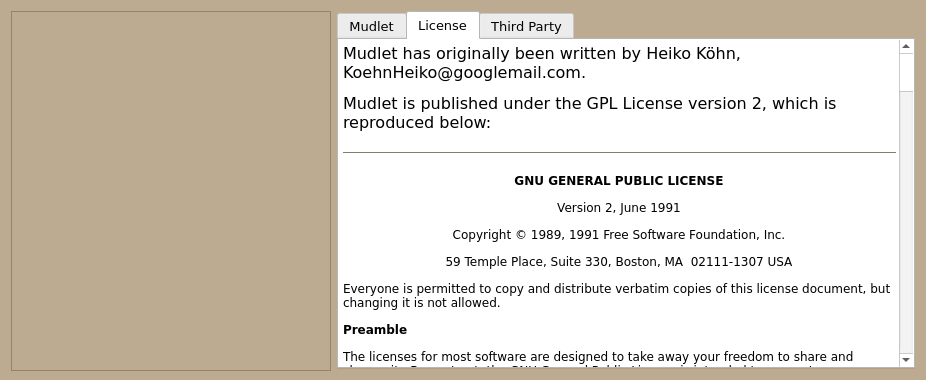
Mudlet/Mudlet, file src/ui/about_dialog.ui: the form before one commit.
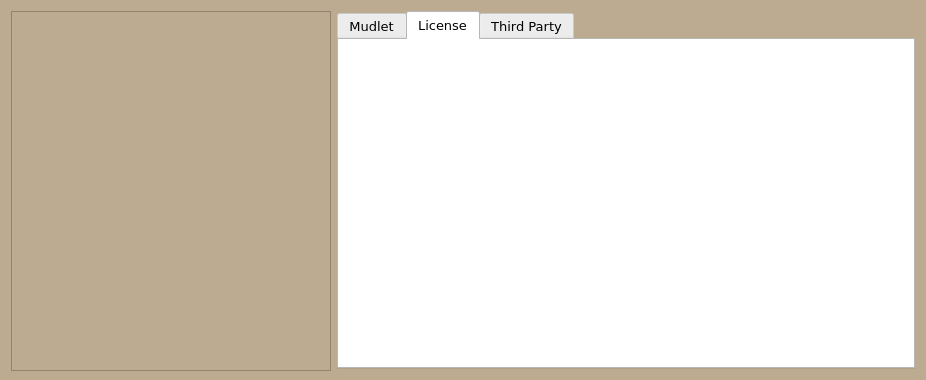
The form after the commit. The open tabs and pages were chosen to show the change. Icons and pictures are not drawn.

Commit message: Revise: add (non-Mono) Ubuntu fonts, inclusion control & better licence display

What changed in the file:
```diff
--- a/src/ui/about_dialog.ui
+++ b/src/ui/about_dialog.ui
@@ -819,95 +819,6 @@
          <property name="readOnly">
           <bool>true</bool>
          </property>
-         <property name="html">
-          <string>&lt;!DOCTYPE HTML PUBLIC &quot;-//W3C//DTD HTML 4.0//EN&quot; &quot;http://www.w3.org/TR/REC-html40/strict.dtd&quot;&gt;
-&lt;html&gt;&lt;head&gt;&lt;meta name=&quot;qrichtext&quot; content=&quot;1&quot; /&gt;&lt;style type=&quot;text/css&quot;&gt;
-p, li { white-space: pre-wrap; }
-&lt;/style&gt;&lt;/head&gt;&lt;body style=&quot; font-family:'DejaVu Sans'; font-size:10pt; font-weight:400; font-style:normal;&quot;&gt;
-&lt;table border=&quot;0&quot; style=&quot;-qt-table-type: root; margin-top:4px; margin-bottom:4px; margin-left:4px; margin-right:4px;&quot;&gt;
-&lt;tr&gt;
-&lt;td style=&quot;border: none;&quot;&gt;
-&lt;p style=&quot; margin-top:12px; margin-bottom:12px; margin-left:0px; margin-right:0px; -qt-block-indent:0; text-indent:0px;&quot;&gt;&lt;span style=&quot; font-family:'Sans Serif'; font-size:12pt; color:#000000;&quot;&gt;Mudlet has originally been written by Heiko Köhn, KoehnHeiko@googlemail.com.&lt;/span&gt;&lt;/p&gt;
-&lt;p style=&quot; margin-top:12px; margin-bottom:12px; margin-left:0px; margin-right:0px; -qt-block-indent:0; text-indent:0px;&quot;&gt;&lt;span style=&quot; font-family:'Sans Serif'; font-size:12pt; color:#000000;&quot;&gt;Mudlet is published under the GPL License version 2, which is reproduced below:&lt;/span&gt;&lt;/p&gt;
-&lt;hr /&gt;
-&lt;p align=&quot;center&quot; style=&quot; margin-top:12px; margin-bottom:12px; margin-left:0px; margin-right:0px; -qt-block-indent:0; text-indent:0px;&quot;&gt;&lt;span style=&quot; font-family:'Sans Serif'; font-size:9pt; font-weight:600; color:#000000;&quot;&gt;GNU GENERAL PUBLIC LICENSE&lt;/span&gt;&lt;/p&gt;
-&lt;p align=&quot;center&quot; style=&quot; margin-top:12px; margin-bottom:12px; margin-left:0px; margin-right:0px; -qt-block-indent:0; text-indent:0px;&quot;&gt;&lt;span style=&quot; font-family:'Sans Serif'; font-size:9pt; color:#000000;&quot;&gt;Version 2, June 1991&lt;/span&gt;&lt;/p&gt;
-&lt;p align=&quot;center&quot; style=&quot; margin-top:12px; margin-bottom:12px; margin-left:0px; margin-right:0px; -qt-block-indent:0; text-indent:0px;&quot;&gt;&lt;span style=&quot; font-family:'Sans Serif'; font-size:9pt; color:#000000;&quot;&gt;Copyright © 1989, 1991 Free Software Foundation, Inc.&lt;/span&gt;&lt;/p&gt;
-&lt;p align=&quot;center&quot; style=&quot; margin-top:12px; margin-bottom:12px; margin-left:0px; margin-right:0px; -qt-block-indent:0; text-indent:0px;&quot;&gt;&lt;span style=&quot; font-family:'Sans Serif'; font-size:9pt; color:#000000;&quot;&gt;59 Temple Place, Suite 330, Boston, MA  02111-1307 USA&lt;/span&gt;&lt;/p&gt;
-&lt;p style=&quot; margin-top:12px; margin-bottom:12px; margin-left:0px; margin-right:0px; -qt-block-indent:0; text-indent:0px;&quot;&gt;&lt;span style=&quot; font-family:'Sans Serif'; font-size:9pt; color:#000000;&quot;&gt;Everyone is permitted to copy and distribute verbatim copies of this license document, but changing it is not allowed.&lt;/span&gt;&lt;/p&gt;
-&lt;p style=&quot; margin-top:12px; margin-bottom:12px; margin-left:0px; margin-right:0px; -qt-block-indent:0; text-indent:0px;&quot;&gt;&lt;span style=&quot; font-family:'Sans Serif'; font-size:9pt; font-weight:600; color:#000000;&quot;&gt;Preamble&lt;/span&gt;&lt;/p&gt;
-&lt;p style=&quot; margin-top:12px; margin-bottom:12px; margin-left:0px; margin-right:0px; -qt-block-indent:0; text-indent:0px;&quot;&gt;&lt;span style=&quot; font-family:'Sans Serif'; font-size:9pt; color:#000000;&quot;&gt;The licenses for most software are designed to take away your freedom to share and change it.  By contrast, the GNU General Public License is intended to guarantee your freedom to share and change free software--to make sure the software is free for all its users.  This General Public License applies to most of the Free Software Foundation's software and to any other program whose authors commit to using it.  (Some other Free Software Foundation software is covered by the GNU Library General Public License instead.)  You can apply it to your programs, too.&lt;/span&gt;&lt;/p&gt;
-&lt;p style=&quot; margin-top:12px; margin-bottom:12px; margin-left:0px; margin-right:0px; -qt-block-indent:0; text-indent:0px;&quot;&gt;&lt;span style=&quot; font-family:'Sans Serif'; font-size:9pt; color:#000000;&quot;&gt;When we speak of free software, we are referring to freedom, not price.  Our General Public Licenses are designed to make sure that you have the freedom to distribute copies of free software (and charge for this service if you wish), that you receive source code or can get it if you want it, that you can change the software or use pieces of it in new free programs; and that you know you can do these things.&lt;/span&gt;&lt;/p&gt;
-&lt;p style=&quot; margin-top:12px; margin-bottom:12px; margin-left:0px; margin-right:0px; -qt-block-indent:0; text-indent:0px;&quot;&gt;&lt;span style=&quot; font-family:'Sans Serif'; font-size:9pt; color:#000000;&quot;&gt;To protect your rights, we need to make restrictions that forbid anyone to deny you these rights or to ask you to surrender the rights. These restrictions translate to certain responsibilities for you if you distribute copies of the software, or if you modify it.&lt;/span&gt;&lt;/p&gt;
-&lt;p style=&quot; margin-top:12px; margin-bottom:12px; margin-left:0px; margin-right:0px; -qt-block-indent:0; text-indent:0px;&quot;&gt;&lt;span style=&quot; font-family:'Sans Serif'; font-size:9pt; color:#000000;&quot;&gt;For example, if you distribute copies of such a program, whether gratis or for a fee, you must give the recipients all the rights that you have.  You must make sure that they, too, receive or can get the source code.  And you must show them these terms so they know their rights.&lt;/span&gt;&lt;/p&gt;
-&lt;p style=&quot; margin-top:12px; margin-bottom:12px; margin-left:0px; margin-right:0px; -qt-block-indent:0; text-indent:0px;&quot;&gt;&lt;span style=&quot; font-family:'Sans Serif'; font-size:9pt; color:#000000;&quot;&gt;We protect your rights with two steps: (1) copyright the software, and (2) offer you this license which gives you legal permission to copy, distribute and/or modify the software.&lt;/span&gt;&lt;/p&gt;
-&lt;p style=&quot; margin-top:12px; margin-bottom:12px; margin-left:0px; margin-right:0px; -qt-block-indent:0; text-indent:0px;&quot;&gt;&lt;span style=&quot; font-family:'Sans Serif'; font-size:9pt; color:#000000;&quot;&gt;Also, for each author's protection and ours, we want to make certain that everyone understands that there is no warranty for this free software.  If the software is modified by someone else and passed on, we want its recipients to know that what they have is not the original, so that any problems introduced by others will not reflect on the original authors' reputations.&lt;/span&gt;&lt;/p&gt;
-&lt;p style=&quot; margin-top:12px; margin-bottom:12px; margin-left:0px; margin-right:0px; -qt-block-indent:0; text-indent:0px;&quot;&gt;&lt;span style=&quot; font-family:'Sans Serif'; font-size:9pt; color:#000000;&quot;&gt;Finally, any free program is threatened constantly by software patents.  We wish to avoid the danger that redistributors of a free program will individually obtain patent licenses, in effect making the program proprietary.  To prevent this, we have made it clear that any patent must be licensed for everyone's free use or not licensed at all.&lt;/span&gt;&lt;/p&gt;
-&lt;p style=&quot; margin-top:12px; margin-bottom:12px; margin-left:0px; margin-right:0px; -qt-block-indent:0; text-indent:0px;&quot;&gt;&lt;span style=&quot; font-family:'Sans Serif'; font-size:9pt; color:#000000;&quot;&gt;The precise terms and conditions for copying, distribution and modification follow.&lt;/span&gt;&lt;/p&gt;
-&lt;p align=&quot;center&quot; style=&quot; margin-top:12px; margin-bottom:12px; margin-left:0px; margin-right:0px; -qt-block-indent:0; text-indent:0px;&quot;&gt;&lt;span style=&quot; font-family:'Sans Serif'; font-size:9pt; font-weight:600; color:#000000;&quot;&gt;GNU GENERAL PUBLIC LICENSE&lt;/span&gt;&lt;/p&gt;
-&lt;p align=&quot;center&quot; style=&quot; margin-top:12px; margin-bottom:12px; margin-left:0px; margin-right:0px; -qt-block-indent:0; text-indent:0px;&quot;&gt;&lt;span style=&quot; font-family:'Sans Serif'; font-size:9pt; font-weight:600; color:#000000;&quot;&gt;TERMS AND CONDITIONS FOR COPYING, DISTRIBUTION AND MODIFICATION&lt;/span&gt;&lt;/p&gt;
-&lt;p style=&quot; margin-top:12px; margin-bottom:12px; margin-left:0px; margin-right:0px; -qt-block-indent:0; text-indent:0px;&quot;&gt;&lt;span style=&quot; font-family:'Sans Serif'; font-size:9pt; color:#000000;&quot;&gt;0. This License applies to any program or other work which contains a notice placed by the copyright holder saying it may be distributed under the terms of this General Public License.  The &amp;quot;Program&amp;quot;, below, refers to any such program or work, and a &amp;quot;work based on the Program&amp;quot; means either the Program or any derivative work under copyright law: that is to say, a work containing the Program or a portion of it, either verbatim or with modifications and/or translated into another language.  (Hereinafter, translation is included without limitation in the term &amp;quot;modification&amp;quot;.)  Each licensee is addressed as &amp;quot;you&amp;quot;.&lt;/span&gt;&lt;/p&gt;
-&lt;p style=&quot; margin-top:12px; margin-bottom:12px; margin-left:0px; margin-right:0px; -qt-block-indent:0; text-indent:0px;&quot;&gt;&lt;span style=&quot; font-family:'Sans Serif'; font-size:9pt; color:#000000;&quot;&gt;Activities other than copying, distribution and modification are not covered by this License; they are outside its scope.  The act of running the Program is not restricted, and the output from the Program is covered only if its contents constitute a work based on the Program (independent of having been made by running the Program). Whether that is true depends on what the Program does.&lt;/span&gt;&lt;/p&gt;
-&lt;p style=&quot; margin-top:12px; margin-bottom:12px; margin-left:0px; margin-right:0px; -qt-block-indent:0; text-indent:0px;&quot;&gt;&lt;span style=&quot; font-family:'Sans Serif'; font-size:9pt; color:#000000;&quot;&gt;1. You may copy and distribute verbatim copies of the Program's source code as you receive it, in any medium, provided that you conspicuously and appropriately publish on each copy an appropriate copyright notice and disclaimer of warranty; keep intact all the notices that refer to this License and to the absence of any warranty; and give any other recipients of the Program a copy of this License along with the Program.&lt;/span&gt;&lt;/p&gt;
-&lt;p style=&quot; margin-top:12px; margin-bottom:12px; margin-left:0px; margin-right:0px; -qt-block-indent:0; text-indent:0px;&quot;&gt;&lt;span style=&quot; font-family:'Sans Serif'; font-size:9pt; color:#000000;&quot;&gt;You may charge a fee for the physical act of transferring a copy, and you may at your option offer warranty protection in exchange for a fee.&lt;/span&gt;&lt;/p&gt;
-&lt;p style=&quot; margin-top:12px; margin-bottom:12px; margin-left:0px; margin-right:0px; -qt-block-indent:0; text-indent:0px;&quot;&gt;&lt;span style=&quot; font-family:'Sans Serif'; font-size:9pt; color:#000000;&quot;&gt;2. You may modify your copy or copies of the Program or any portion of it, thus forming a work based on the Program, and copy and distribute such modifications or work under the terms of Section 1 above, provided that you also meet all of these conditions:&lt;/span&gt;&lt;/p&gt;
-&lt;p style=&quot; margin-top:12px; margin-bottom:12px; margin-left:0px; margin-right:0px; -qt-block-indent:1; text-indent:0px;&quot;&gt;&lt;span style=&quot; font-family:'Sans Serif'; font-size:9pt; color:#000000;&quot;&gt;a) You must cause the modified files to carry prominent notices stating that you changed the files and the date of any change.&lt;/span&gt;&lt;/p&gt;
-&lt;p style=&quot; margin-top:12px; margin-bottom:12px; margin-left:0px; margin-right:0px; -qt-block-indent:1; text-indent:0px;&quot;&gt;&lt;span style=&quot; font-family:'Sans Serif'; font-size:9pt; color:#000000;&quot;&gt;b) You must cause any work that you distribute or publish, that in whole or in part contains or is derived from the Program or any part thereof, to be licensed as a whole at no charge to all third parties under the terms of this License.&lt;/span&gt;&lt;/p&gt;
-&lt;p style=&quot; margin-top:12px; margin-bottom:12px; margin-left:0px; margin-right:0px; -qt-block-indent:1; text-indent:0px;&quot;&gt;&lt;span style=&quot; font-family:'Sans Serif'; font-size:9pt; color:#000000;&quot;&gt;c) If the modified program normally reads commands interactively when run, you must cause it, when started running for such interactive use in the most ordinary way, to print or display an announcement including an appropriate copyright notice and a notice that there is no warranty (or else, saying that you provide a warranty) and that users may redistribute the program under these conditions, and telling the user how to view a copy of this License.  (Exception: if the Program itself is interactive but does not normally print such an announcement, your work based on the Program is not required to print an announcement.)&lt;/span&gt;&lt;/p&gt;
-&lt;p style=&quot; margin-top:12px; margin-bottom:12px; margin-left:0px; margin-right:0px; -qt-block-indent:0; text-indent:0px;&quot;&gt;&lt;span style=&quot; font-family:'Sans Serif'; font-size:9pt; color:#000000;&quot;&gt;These requirements apply to the modified work as a whole.  If identifiable sections of that work are not derived from the Program, and can be reasonably considered independent and separate works in themselves, then this License, and its terms, do not apply to those sections when you distribute them as separate works.  But when you distribute the same sections as part of a whole which is a work based on the Program, the distribution of the whole must be on the terms of this License, whose permissions for other licensees extend to the entire whole, and thus to each and every part regardless of who wrote it.&lt;/span&gt;&lt;/p&gt;
-&lt;p style=&quot; margin-top:12px; margin-bottom:12px; margin-left:0px; margin-right:0px; -qt-block-indent:0; text-indent:0px;&quot;&gt;&lt;span style=&quot; font-family:'Sans Serif'; font-size:9pt; color:#000000;&quot;&gt;Thus, it is not the intent of this section to claim rights or contest your rights to work written entirely by you; rather, the intent is to exercise the right to control the distribution of derivative or collective works based on the Program.&lt;/span&gt;&lt;/p&gt;
-&lt;p style=&quot; margin-top:12px; margin-bottom:12px; margin-left:0px; margin-right:0px; -qt-block-indent:0; text-indent:0px;&quot;&gt;&lt;span style=&quot; font-family:'Sans Serif'; font-size:9pt; color:#000000;&quot;&gt;In addition, mere aggregation of another work not based on the Program with the Program (or with a work based on the Program) on a volume of a storage or distribution medium does not bring the other work under the scope of this License.&lt;/span&gt;&lt;/p&gt;
-&lt;p style=&quot; margin-top:12px; margin-bottom:12px; margin-left:0px; margin-right:0px; -qt-block-indent:0; text-indent:0px;&quot;&gt;&lt;span style=&quot; font-family:'Sans Serif'; font-size:9pt; color:#000000;&quot;&gt;3. You may copy and distribute the Program (or a work based on it, under Section 2) in object code or executable form under the terms of Sections 1 and 2 above provided that you also do one of the following:&lt;/span&gt;&lt;/p&gt;
-&lt;p style=&quot; margin-top:12px; margin-bottom:12px; margin-left:0px; margin-right:0px; -qt-block-indent:1; text-indent:0px;&quot;&gt;&lt;span style=&quot; font-family:'Sans Serif'; font-size:9pt; color:#000000;&quot;&gt;a) Accompany it with the complete corresponding machine-readable source code, which must be distributed under the terms of Sections 1 and 2 above on a medium customarily used for software interchange; or,&lt;/span&gt;&lt;/p&gt;
-&lt;p style=&quot; margin-top:12px; margin-bottom:12px; margin-left:0px; margin-right:0px; -qt-block-indent:1; text-indent:0px;&quot;&gt;&lt;span style=&quot; font-family:'Sans Serif'; font-size:9pt; color:#000000;&quot;&gt;b) Accompany it with a written offer, valid for at least three years, to give any third party, for a charge no more than your cost of physically performing source distribution, a complete machine-readable copy of the corresponding source code, to be distributed under the terms of Sections 1 and 2 above on a medium customarily used for software interchange; or,&lt;/span&gt;&lt;/p&gt;
-&lt;p style=&quot; margin-top:12px; margin-bottom:12px; margin-left:0px; margin-right:0px; -qt-block-indent:1; text-indent:0px;&quot;&gt;&lt;span style=&quot; font-family:'Sans Serif'; font-size:9pt; color:#000000;&quot;&gt;c) Accompany it with the information you received as to the offer to distribute corresponding source code.  (This alternative is allowed only for noncommercial distribution and only if you received the program in object code or executable form with such an offer, in accord with Subsection b above.)&lt;/span&gt;&lt;/p&gt;
-&lt;p style=&quot; margin-top:12px; margin-bottom:12px; margin-left:0px; margin-right:0px; -qt-block-indent:0; text-indent:0px;&quot;&gt;&lt;span style=&quot; font-family:'Sans Serif'; font-size:9pt; color:#000000;&quot;&gt;The source code for a work means the preferred form of the work for making modifications to it.  For an executable work, complete source code means all the source code for all modules it contains, plus any associated interface definition files, plus the scripts used to control compilation and installation of the executable.  However, as a special exception, the source code distributed need not include anything that is normally distributed (in either source or binary form) with the major components (compiler, kernel, and so on) of the operating system on which the executable runs, unless that component itself accompanies the executable.&lt;/span&gt;&lt;/p&gt;
-&lt;p style=&quot; margin-top:12px; margin-bottom:12px; margin-left:0px; margin-right:0px; -qt-block-indent:0; text-indent:0px;&quot;&gt;&lt;span style=&quot; font-family:'Sans Serif'; font-size:9pt; color:#000000;&quot;&gt;If distribution of executable or object code is made by offering access to copy from a designated place, then offering equivalent access to copy the source code from the same place counts as distribution of the source code, even though third parties are not compelled to copy the source along with the object code.&lt;/span&gt;&lt;/p&gt;
-&lt;p style=&quot; margin-top:12px; margin-bottom:12px; margin-left:0px; margin-right:0px; -qt-block-indent:0; text-indent:0px;&quot;&gt;&lt;span style=&quot; font-family:'Sans Serif'; font-size:9pt; color:#000000;&quot;&gt;4. You may not copy, modify, sublicense, or distribute the Program except as expressly provided under this License.  Any attempt otherwise to copy, modify, sublicense or distribute the Program is void, and will automatically terminate your rights under this License. However, parties who have received copies, or rights, from you under this License will not have their licenses terminated so long as such parties remain in full compliance.&lt;/span&gt;&lt;/p&gt;
-&lt;p style=&quot; margin-top:12px; margin-bottom:12px; margin-left:0px; margin-right:0px; -qt-block-indent:0; text-indent:0px;&quot;&gt;&lt;span style=&quot; font-family:'Sans Serif'; font-size:9pt; color:#000000;&quot;&gt;5. You are not required to accept this License, since you have not signed it.  However, nothing else grants you permission to modify or distribute the Program or its derivative works.  These actions are prohibited by law if you do not accept this License.  Therefore, by modifying or distributing the Program (or any work based on the Program), you indicate your acceptance of this License to do so, and all its terms and conditions for copying, distributing or modifying the Program or works based on it.&lt;/span&gt;&lt;/p&gt;
-&lt;p style=&quot; margin-top:12px; margin-bottom:12px; margin-left:0px; margin-right:0px; -qt-block-indent:0; text-indent:0px;&quot;&gt;&lt;span style=&quot; font-family:'Sans Serif'; font-size:9pt; color:#000000;&quot;&gt;6. Each time you redistribute the Program (or any work based on the Program), the recipient automatically receives a license from the original licensor to copy, distribute or modify the Program subject to these terms and conditions.  You may not impose any further restrictions on the recipients' exercise of the rights granted herein. You are not responsible for enforcing compliance by third parties to this License.&lt;/span&gt;&lt;/p&gt;
-&lt;p style=&quot; margin-top:12px; margin-bottom:12px; margin-left:0px; margin-right:0px; -qt-block-indent:0; text-indent:0px;&quot;&gt;&lt;span style=&quot; font-family:'Sans Serif'; font-size:9pt; color:#000000;&quot;&gt;7. If, as a consequence of a court judgment or allegation of patent infringement or for any other reason (not limited to patent issues), conditions are imposed on you (whether by court order, agreement or otherwise) that contradict the conditions of this License, they do not excuse you from the conditions of this License.  If you cannot distribute so as to satisfy simultaneously your obligations under this License and any other pertinent obligations, then as a consequence you may not distribute the Program at all.  For example, if a patent license would not permit royalty-free redistribution of the Program by all those who receive copies directly or indirectly through you, then the only way you could satisfy both it and this License would be to refrain entirely from distribution of the Program.&lt;/span&gt;&lt;/p&gt;
-&lt;p style=&quot; margin-top:12px; margin-bottom:12px; margin-left:0px; margin-right:0px; -qt-block-indent:0; text-indent:0px;&quot;&gt;&lt;span style=&quot; font-family:'Sans Serif'; font-size:9pt; color:#000000;&quot;&gt;If any portion of this section is held invalid or unenforceable under any particular circumstance, the balance of the section is intended to apply and the section as a whole is intended to apply in other circumstances.&lt;/span&gt;&lt;/p&gt;
-&lt;p style=&quot; margin-top:12px; margin-bottom:12px; margin-left:0px; margin-right:0px; -qt-block-indent:0; text-indent:0px;&quot;&gt;&lt;span style=&quot; font-family:'Sans Serif'; font-size:9pt; color:#000000;&quot;&gt;It is not the purpose of this section to induce you to infringe any patents or other property right claims or to contest validity of any such claims; this section has the sole purpose of protecting the integrity of the free software distribution system, which is implemented by public license practices.  Many people have made generous contributions to the wide range of software distributed through that system in reliance on consistent application of that system; it is up to the author/donor to decide if he or she is willing to distribute software through any other system and a licensee cannot impose that choice.&lt;/span&gt;&lt;/p&gt;
-&lt;p style=&quot; margin-top:12px; margin-bottom:12px; margin-left:0px; margin-right:0px; -qt-block-indent:0; text-indent:0px;&quot;&gt;&lt;span style=&quot; font-family:'Sans Serif'; font-size:9pt; color:#000000;&quot;&gt;This section is intended to make thoroughly clear what is believed to be a consequence of the rest of this License.&lt;/span&gt;&lt;/p&gt;
-&lt;p style=&quot; margin-top:12px; margin-bottom:12px; margin-left:0px; margin-right:0px; -qt-block-indent:0; text-indent:0px;&quot;&gt;&lt;span style=&quot; font-family:'Sans Serif'; font-size:9pt; color:#000000;&quot;&gt;8. If the distribution and/or use of the Program is restricted in certain countries either by patents or by copyrighted interfaces, the original copyright holder who places the Program under this License may add an explicit geographical distribution limitation excluding those countries, so that distribution is permitted only in or among countries not thus excluded.  In such case, this License incorporates the limitation as if written in the body of this License.&lt;/span&gt;&lt;/p&gt;
-&lt;p style=&quot; margin-top:12px; margin-bottom:12px; margin-left:0px; margin-right:0px; -qt-block-indent:0; text-indent:0px;&quot;&gt;&lt;span style=&quot; font-family:'Sans Serif'; font-size:9pt; color:#000000;&quot;&gt;9. The Free Software Foundation may publish revised and/or new versions of the General Public License from time to time.  Such new versions will be similar in spirit to the present version, but may differ in detail to address new problems or concerns.&lt;/span&gt;&lt;/p&gt;
-&lt;p style=&quot; margin-top:12px; margin-bottom:12px; margin-left:0px; margin-right:0px; -qt-block-indent:0; text-indent:0px;&quot;&gt;&lt;span style=&quot; font-family:'Sans Serif'; font-size:9pt; color:#000000;&quot;&gt;Each version is given a distinguishing version number.  If the Program specifies a version number of this License which applies to it and &amp;quot;any later version&amp;quot;, you have the option of following the terms and conditions either of that version or of any later version published by the Free Software Foundation.  If the Program does not specify a version number of this License, you may choose any version ever published by the Free Software Foundation.&lt;/span&gt;&lt;/p&gt;
-&lt;p style=&quot; margin-top:12px; margin-bottom:12px; margin-left:0px; margin-right:0px; -qt-block-indent:0; text-indent:0px;&quot;&gt;&lt;span style=&quot; font-family:'Sans Serif'; font-size:9pt; color:#000000;&quot;&gt;10. If you wish to incorporate parts of the Program into other free programs whose distribution conditions are different, write to the author to ask for permission.  For software which is copyrighted by the Free Software Foundation, write to the Free Software Foundation; we sometimes make exceptions for this.  Our decision will be guided by the two goals of preserving the free status of all derivatives of our free software and of promoting the sharing and reuse of software generally.&lt;/span&gt;&lt;/p&gt;
-&lt;p align=&quot;center&quot; style=&quot; margin-top:12px; margin-bottom:12px; margin-left:0px; margin-right:0px; -qt-block-indent:0; text-indent:0px;&quot;&gt;&lt;span style=&quot; font-family:'Sans Serif'; font-size:9pt; font-weight:600; color:#000000;&quot;&gt;NO WARRANTY&lt;/span&gt;&lt;/p&gt;
-&lt;p style=&quot; margin-top:12px; margin-bottom:12px; margin-left:0px; margin-right:0px; -qt-block-indent:0; text-indent:0px;&quot;&gt;&lt;span style=&quot; font-family:'Sans Serif'; font-size:9pt; color:#000000;&quot;&gt;11. BECAUSE THE PROGRAM IS LICENSED FREE OF CHARGE, THERE IS NO WARRANTY FOR THE PROGRAM, TO THE EXTENT PERMITTED BY APPLICABLE LAW.  EXCEPT WHEN OTHERWISE STATED IN WRITING THE COPYRIGHT HOLDERS AND/OR OTHER PARTIES PROVIDE THE PROGRAM &amp;quot;AS IS&amp;quot; WITHOUT WARRANTY OF ANY KIND, EITHER EXPRESSED OR IMPLIED, INCLUDING, BUT NOT LIMITED TO, THE IMPLIED WARRANTIES OF MERCHANTABILITY AND FITNESS FOR A PARTICULAR PURPOSE.  THE ENTIRE RISK AS TO THE QUALITY AND PERFORMANCE OF THE PROGRAM IS WITH YOU.  SHOULD THE PROGRAM PROVE DEFECTIVE, YOU ASSUME THE COST OF ALL NECESSARY SERVICING, REPAIR OR CORRECTION.&lt;/span&gt;&lt;/p&gt;
-&lt;p style=&quot; margin-top:12px; margin-bottom:12px; margin-left:0px; margin-right:0px; -qt-block-indent:0; text-indent:0px;&quot;&gt;&lt;span style=&quot; font-family:'Sans Serif'; font-size:9pt; color:#000000;&quot;&gt;12. IN NO EVENT UNLESS REQUIRED BY APPLICABLE LAW OR AGREED TO IN WRITING WILL ANY COPYRIGHT HOLDER, OR ANY OTHER PARTY WHO MAY MODIFY AND/OR REDISTRIBUTE THE PROGRAM AS PERMITTED ABOVE, BE LIABLE TO YOU FOR DAMAGES, INCLUDING ANY GENERAL, SPECIAL, INCIDENTAL OR CONSEQUENTIAL DAMAGES ARISING OUT OF THE USE OR INABILITY TO USE THE PROGRAM (INCLUDING BUT NOT LIMITED TO LOSS OF DATA OR DATA BEING RENDERED INACCURATE OR LOSSES SUSTAINED BY YOU OR THIRD PARTIES OR A FAILURE OF THE PROGRAM TO OPERATE WITH ANY OTHER PROGRAMS), EVEN IF SUCH HOLDER OR OTHER PARTY HAS BEEN ADVISED OF THE POSSIBILITY OF SUCH DAMAGES.&lt;/span&gt;&lt;/p&gt;
-&lt;p align=&quot;center&quot; style=&quot; margin-top:12px; margin-bottom:12px; margin-left:0px; margin-right:0px; -qt-block-indent:0; text-indent:0px;&quot;&gt;&lt;span style=&quot; font-family:'Sans Serif'; font-size:9pt; font-weight:600; color:#000000;&quot;&gt;END OF TERMS AND CONDITIONS&lt;/span&gt;&lt;/p&gt;
-&lt;p align=&quot;center&quot; style=&quot; margin-top:12px; margin-bottom:12px; margin-left:0px; margin-right:0px; -qt-block-indent:0; text-indent:0px;&quot;&gt;&lt;span style=&quot; font-family:'Sans Serif'; font-size:9pt; font-weight:600; color:#000000;&quot;&gt;How to Apply These Terms to Your New Programs&lt;/span&gt;&lt;/p&gt;
-&lt;p style=&quot; margin-top:12px; margin-bottom:12px; margin-left:0px; margin-right:0px; -qt-block-indent:0; text-indent:0px;&quot;&gt;&lt;span style=&quot; font-family:'Sans Serif'; font-size:9pt; color:#000000;&quot;&gt;If you develop a new program, and you want it to be of the greatest possible use to the public, the best way to achieve this is to make it free software which everyone can redistribute and change under these terms.&lt;/span&gt;&lt;/p&gt;
-&lt;p style=&quot; margin-top:12px; margin-bottom:12px; margin-left:0px; margin-right:0px; -qt-block-indent:0; text-indent:0px;&quot;&gt;&lt;span style=&quot; font-family:'Sans Serif'; font-size:9pt; color:#000000;&quot;&gt;To do so, attach the following notices to the program.  It is safest to attach them to the start of each source file to most effectively convey the exclusion of warranty; and each file should have at least the &amp;quot;copyright&amp;quot; line and a pointer to where the full notice is found.&lt;/span&gt;&lt;/p&gt;
-&lt;p style=&quot; margin-top:12px; margin-bottom:0px; margin-left:0px; margin-right:0px; -qt-block-indent:1; text-indent:0px;&quot;&gt;&lt;span style=&quot; font-family:'Sans Serif'; font-size:9pt; color:#000000;&quot;&gt;&amp;lt;one line to give the program's name and a brief idea of what it does.&amp;gt;&lt;/span&gt;&lt;/p&gt;
-&lt;p style=&quot; margin-top:0px; margin-bottom:12px; margin-left:0px; margin-right:0px; -qt-block-indent:1; text-indent:0px;&quot;&gt;&lt;span style=&quot; font-family:'Sans Serif'; font-size:9pt; color:#000000;&quot;&gt;Copyright (C) &amp;lt;year&amp;gt;  &amp;lt;name of author&amp;gt;&lt;/span&gt;&lt;/p&gt;
-&lt;p style=&quot; margin-top:12px; margin-bottom:0px; margin-left:0px; margin-right:0px; -qt-block-indent:1; text-indent:0px;&quot;&gt;&lt;span style=&quot; font-family:'Sans Serif'; font-size:9pt; color:#000000;&quot;&gt;This program is free software; you can redistribute it and/or modify&lt;/span&gt;&lt;/p&gt;
-&lt;p style=&quot; margin-top:0px; margin-bottom:0px; margin-left:0px; margin-right:0px; -qt-block-indent:1; text-indent:0px;&quot;&gt;&lt;span style=&quot; font-family:'Sans Serif'; font-size:9pt; color:#000000;&quot;&gt;it under the terms of the GNU General Public License as published by&lt;/span&gt;&lt;/p&gt;
-&lt;p style=&quot; margin-top:0px; margin-bottom:0px; margin-left:0px; margin-right:0px; -qt-block-indent:1; text-indent:0px;&quot;&gt;&lt;span style=&quot; font-family:'Sans Serif'; font-size:9pt; color:#000000;&quot;&gt;the Free Software Foundation; either version 2 of the License, or&lt;/span&gt;&lt;/p&gt;
-&lt;p style=&quot; margin-top:0px; margin-bottom:12px; margin-left:0px; margin-right:0px; -qt-block-indent:1; text-indent:0px;&quot;&gt;&lt;span style=&quot; font-family:'Sans Serif'; font-size:9pt; color:#000000;&quot;&gt;(at your option) any later version.&lt;/span&gt;&lt;/p&gt;
-&lt;p style=&quot; margin-top:12px; margin-bottom:0px; margin-left:0px; margin-right:0px; -qt-block-indent:1; text-indent:0px;&quot;&gt;&lt;span style=&quot; font-family:'Sans Serif'; font-size:9pt; color:#000000;&quot;&gt;This program is distributed in the hope that it will be useful,&lt;/span&gt;&lt;/p&gt;
-&lt;p style=&quot; margin-top:0px; margin-bottom:0px; margin-left:0px; margin-right:0px; -qt-block-indent:1; text-indent:0px;&quot;&gt;&lt;span style=&quot; font-family:'Sans Serif'; font-size:9pt; color:#000000;&quot;&gt;but WITHOUT ANY WARRANTY; without even the implied warranty of&lt;/span&gt;&lt;/p&gt;
-&lt;p style=&quot; margin-top:0px; margin-bottom:0px; margin-left:0px; margin-right:0px; -qt-block-indent:1; text-indent:0px;&quot;&gt;&lt;span style=&quot; font-family:'Sans Serif'; font-size:9pt; color:#000000;&quot;&gt;MERCHANTABILITY or FITNESS FOR A PARTICULAR PURPOSE.  See the&lt;/span&gt;&lt;/p&gt;
-&lt;p style=&quot; margin-top:0px; margin-bottom:12px; margin-left:0px; margin-right:0px; -qt-block-indent:1; text-indent:0px;&quot;&gt;&lt;span style=&quot; font-family:'Sans Serif'; font-size:9pt; color:#000000;&quot;&gt;GNU General Public License for more details.&lt;/span&gt;&lt;/p&gt;
-&lt;p style=&quot; margin-top:12px; margin-bottom:0px; margin-left:0px; margin-right:0px; -qt-block-indent:1; text-indent:0px;&quot;&gt;&lt;span style=&quot; font-family:'Sans Serif'; font-size:9pt; color:#000000;&quot;&gt;You should have received a copy of the GNU General Public License&lt;/span&gt;&lt;/p&gt;
-&lt;p style=&quot; margin-top:0px; margin-bottom:0px; margin-left:0px; margin-right:0px; -qt-block-indent:1; text-indent:0px;&quot;&gt;&lt;span style=&quot; font-family:'Sans Serif'; font-size:9pt; color:#000000;&quot;&gt;along with this program; if not, write to the Free Software&lt;/span&gt;&lt;/p&gt;
-&lt;p style=&quot; margin-top:0px; margin-bottom:12px; margin-left:0px; margin-right:0px; -qt-block-indent:1; text-indent:0px;&quot;&gt;&lt;span style=&quot; font-family:'Sans Serif'; font-size:9pt; color:#000000;&quot;&gt;Foundation, Inc., 59 Temple Place, Suite 330, Boston, MA  02111-1307  USA&lt;/span&gt;&lt;/p&gt;
-&lt;p style=&quot; margin-top:12px; margin-bottom:12px; margin-left:0px; margin-right:0px; -qt-block-indent:0; text-indent:0px;&quot;&gt;&lt;span style=&quot; font-family:'Sans Serif'; font-size:9pt; color:#000000;&quot;&gt;Also add information on how to contact you by electronic and paper mail.&lt;/span&gt;&lt;/p&gt;
-&lt;p style=&quot; margin-top:12px; margin-bottom:12px; margin-left:0px; margin-right:0px; -qt-block-indent:0; text-indent:0px;&quot;&gt;&lt;span style=&quot; font-family:'Sans Serif'; font-size:9pt; color:#000000;&quot;&gt;If the program is interactive, make it output a short notice like this when it starts in an interactive mode:&lt;/span&gt;&lt;/p&gt;
-&lt;p style=&quot; margin-top:12px; margin-bottom:0px; margin-left:0px; margin-right:0px; -qt-block-indent:1; text-indent:0px;&quot;&gt;&lt;span style=&quot; font-family:'Sans Serif'; font-size:9pt; color:#000000;&quot;&gt;Gnomovision version 69, Copyright (C) year name of author&lt;/span&gt;&lt;/p&gt;
-&lt;p style=&quot; margin-top:0px; margin-bottom:0px; margin-left:0px; margin-right:0px; -qt-block-indent:1; text-indent:0px;&quot;&gt;&lt;span style=&quot; font-family:'Sans Serif'; font-size:9pt; color:#000000;&quot;&gt;Gnomovision comes with ABSOLUTELY NO WARRANTY; for details type `show w'.&lt;/span&gt;&lt;/p&gt;
-&lt;p style=&quot; margin-top:0px; margin-bottom:0px; margin-left:0px; margin-right:0px; -qt-block-indent:1; text-indent:0px;&quot;&gt;&lt;span style=&quot; font-family:'Sans Serif'; font-size:9pt; color:#000000;&quot;&gt;This is free software, and you are welcome to redistribute it&lt;/span&gt;&lt;/p&gt;
-&lt;p style=&quot; margin-top:0px; margin-bottom:12px; margin-left:0px; margin-right:0px; -qt-block-indent:1; text-indent:0px;&quot;&gt;&lt;span style=&quot; font-family:'Sans Serif'; font-size:9pt; color:#000000;&quot;&gt;under certain conditions; type `show c' for details.&lt;/span&gt;&lt;/p&gt;
-&lt;p style=&quot; margin-top:12px; margin-bottom:12px; margin-left:0px; margin-right:0px; -qt-block-indent:0; text-indent:0px;&quot;&gt;&lt;span style=&quot; font-family:'Sans Serif'; font-size:9pt; color:#000000;&quot;&gt;The hypothetical commands `show w' and `show c' should show the appropriate parts of the General Public License.  Of course, the commands you use may be called something other than `show w' and `show c'; they could even be mouse-clicks or menu items--whatever suits your program.&lt;/span&gt;&lt;/p&gt;
-&lt;p style=&quot; margin-top:12px; margin-bottom:12px; margin-left:0px; margin-right:0px; -qt-block-indent:0; text-indent:0px;&quot;&gt;&lt;span style=&quot; font-family:'Sans Serif'; font-size:9pt; color:#000000;&quot;&gt;You should also get your employer (if you work as a programmer) or your school, if any, to sign a &amp;quot;copyright disclaimer&amp;quot; for the program, if necessary.  Here is a sample; alter the names:&lt;/span&gt;&lt;/p&gt;
-&lt;p style=&quot; margin-top:12px; margin-bottom:0px; margin-left:0px; margin-right:0px; -qt-block-indent:1; text-indent:0px;&quot;&gt;&lt;span style=&quot; font-family:'Sans Serif'; font-size:9pt; color:#000000;&quot;&gt;Yoyodyne, Inc., hereby disclaims all copyright interest in the program&lt;/span&gt;&lt;/p&gt;
-&lt;p style=&quot; margin-top:0px; margin-bottom:12px; margin-left:0px; margin-right:0px; -qt-block-indent:1; text-indent:0px;&quot;&gt;&lt;span style=&quot; font-family:'Sans Serif'; font-size:9pt; color:#000000;&quot;&gt;`Gnomovision' (which makes passes at compilers) written by James Hacker.&lt;/span&gt;&lt;/p&gt;
-&lt;p style=&quot; margin-top:12px; margin-bottom:0px; margin-left:0px; margin-right:0px; -qt-block-indent:1; text-indent:0px;&quot;&gt;&lt;span style=&quot; font-family:'Sans Serif'; font-size:9pt; color:#000000;&quot;&gt;&amp;lt;signature of Ty Coon&amp;gt;, 1 April 1989&lt;/span&gt;&lt;/p&gt;
-&lt;p style=&quot; margin-top:0px; margin-bottom:12px; margin-left:0px; margin-right:0px; -qt-block-indent:1; text-indent:0px;&quot;&gt;&lt;span style=&quot; font-family:'Sans Serif'; font-size:9pt; color:#000000;&quot;&gt;Ty Coon, President of Vice&lt;/span&gt;&lt;/p&gt;
-&lt;p style=&quot; margin-top:12px; margin-bottom:12px; margin-left:0px; margin-right:0px; -qt-block-indent:0; text-indent:0px;&quot;&gt;&lt;span style=&quot; font-family:'Sans Serif'; font-size:9pt; color:#000000;&quot;&gt;This General Public License does not permit incorporating your program into proprietary programs.  If your program is a subroutine library, you may consider it more useful to permit linking proprietary applications with the library.  If this is what you want to do, use the GNU Library General Public License instead of this License.&lt;/span&gt;&lt;/p&gt;&lt;/td&gt;&lt;/tr&gt;&lt;/table&gt;&lt;/body&gt;&lt;/html&gt;</string>
-         </property>
          <property name="textInteractionFlags">
           <set>Qt::TextBrowserInteraction</set>
          </property>
```
Left out of the diff: 147 changed lines with no effect on the pictures. The commit also changes 14 other files.
